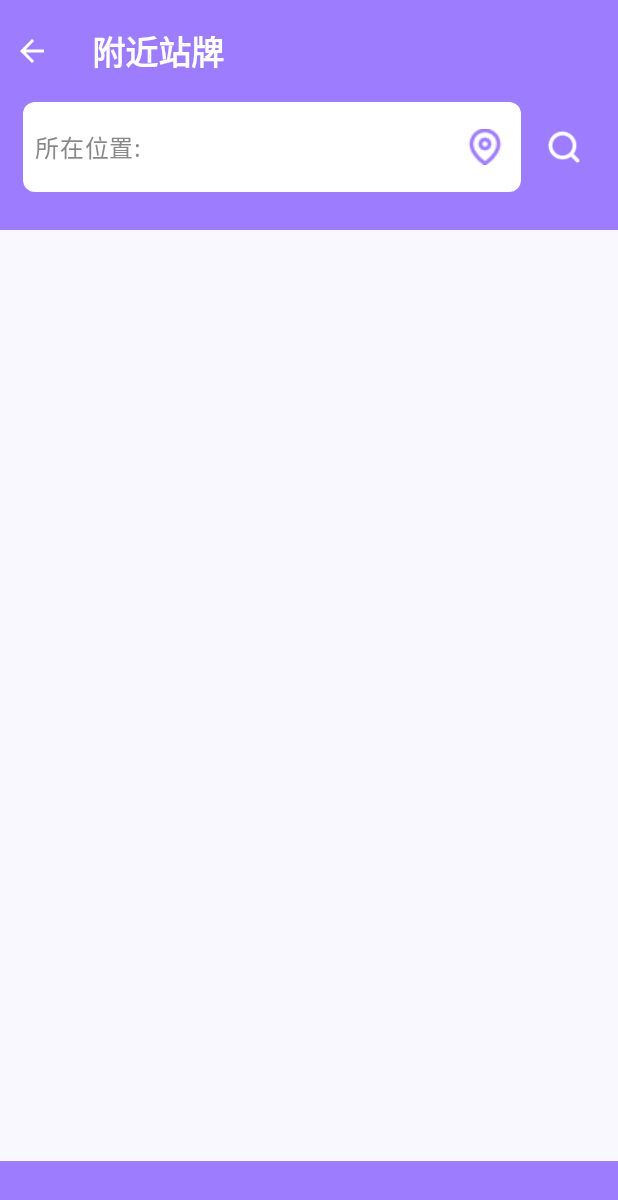
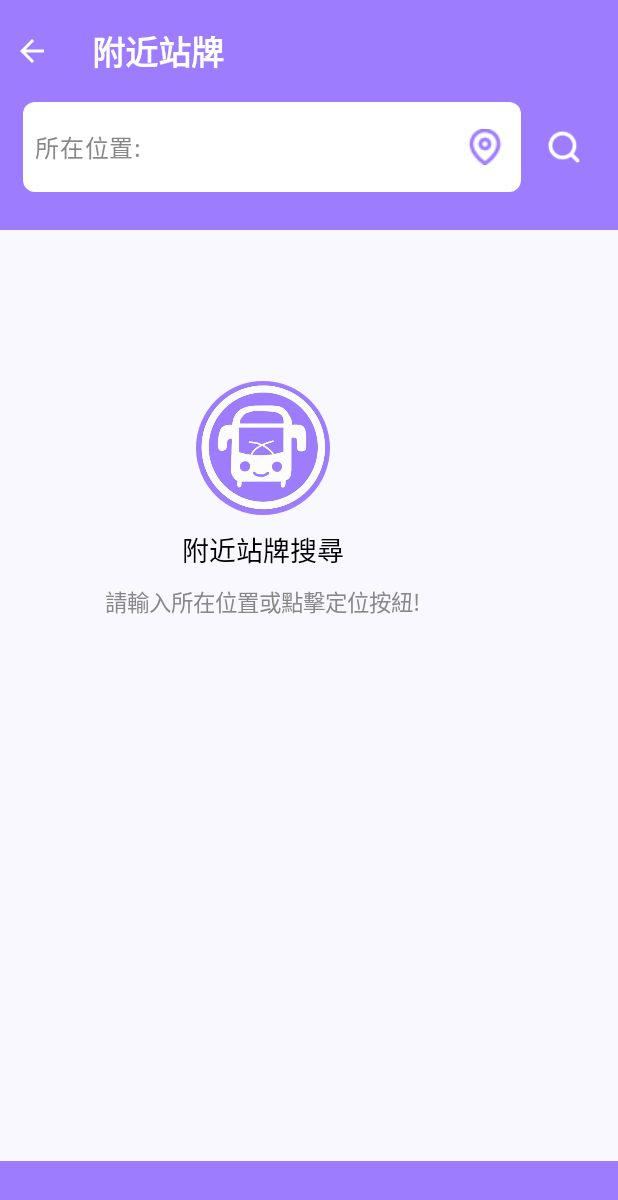
Before and after one commit to Shumminnnnnn/Bus_1, an Android app built with Jetpack Compose: the StopActivity screen opened directly, with no data from a screen before it, on a phone screen of 412 x 824 dp. Shown: the top 1200 px of the screen. Run offline under Robolectric (Android 15) with nearby library versions, the phone set to English and light mode, and no system bars; network calls fail.

Commit message:
finished project

```diff
--- a/app/src/main/java/com/example/myapplication/PlanFilter.kt
+++ b/app/src/main/java/com/example/myapplication/PlanFilter.kt
@@ -460,7 +460,7 @@ fun PlanFilterContent(
                                             .offset(y = (-140).dp)
                                     )
                                     Text(
-                                        text = "輸入起點及終點，讓我們幫你找到最佳路線!",
+                                        text = "輸入起點和終點，讓我們幫你找到最佳路線!",
                                         style = androidx.compose.ui.text.TextStyle(
                                             fontSize = 15.sp,
                                             color = Color.Gray,
--- a/app/src/main/java/com/example/myapplication/StopActivity.kt
+++ b/app/src/main/java/com/example/myapplication/StopActivity.kt
@@ -328,6 +328,51 @@ fun ScrollableContent7(
                             }
                         }
                     }
+                } else {
+                    Column(
+                        horizontalAlignment = Alignment.CenterHorizontally
+                    ) {
+                        Box(
+                            contentAlignment = Alignment.Center
+                        ) {
+                            Box(
+                                modifier = Modifier
+                                    .size(89.dp)
+                                    .offset(y = (10).dp)
+                                    .offset(x = (50).dp)
+                                    .background(Color(0xFF9e7cfe), shape = CircleShape)
+                            )
+                            Image(
+                                painter = painterResource(id = R.drawable.logo),
+                                contentDescription = "Logo",
+                                modifier = Modifier.size(250.dp)
+                                    .offset(y = (60).dp)
+                                    .offset(x = (50).dp)
+                            )
+                        }
+                        Spacer(modifier = Modifier.height(10.dp))
+                        Text(
+                            text = "附近站牌搜尋",
+                            style = androidx.compose.ui.text.TextStyle(
+                                fontSize = 18.sp,
+                                color = Color.Black,
+                            ),
+                            modifier = Modifier
+                                .padding(10.dp)
+                                .offset(y = (-80).dp)
+                                .offset(x = (50).dp)
+                        )
+                        Text(
+                            text = "請輸入所在位置或點擊定位按紐!",
+                            style = androidx.compose.ui.text.TextStyle(
+                                fontSize = 15.sp,
+                                color = Color.Gray,
+                            ),
+                            modifier = Modifier
+                                .offset(y = (-80).dp)
+                                .offset(x = (50).dp)
+                        )
+                    }
                 }
             }
 
```
Also changed, not shown: app/src/main/java/com/example/myapplication/RouteFilter.kt (+47 -0 lines).
